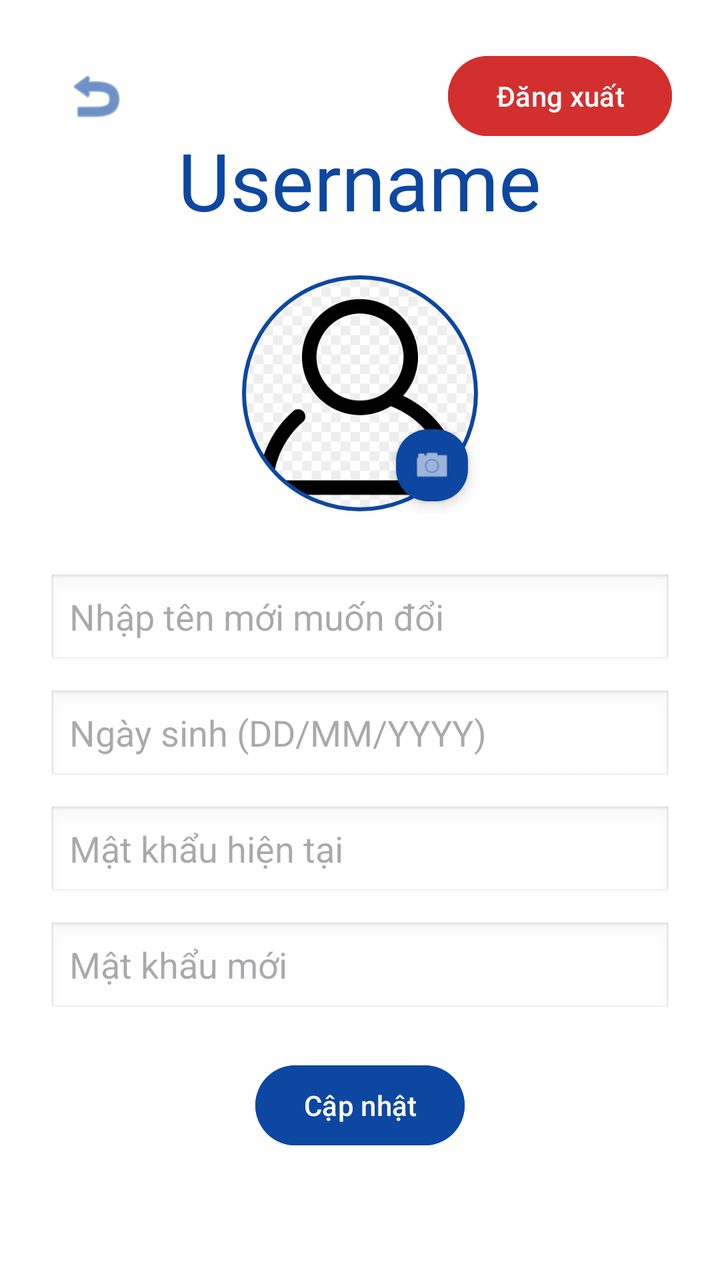
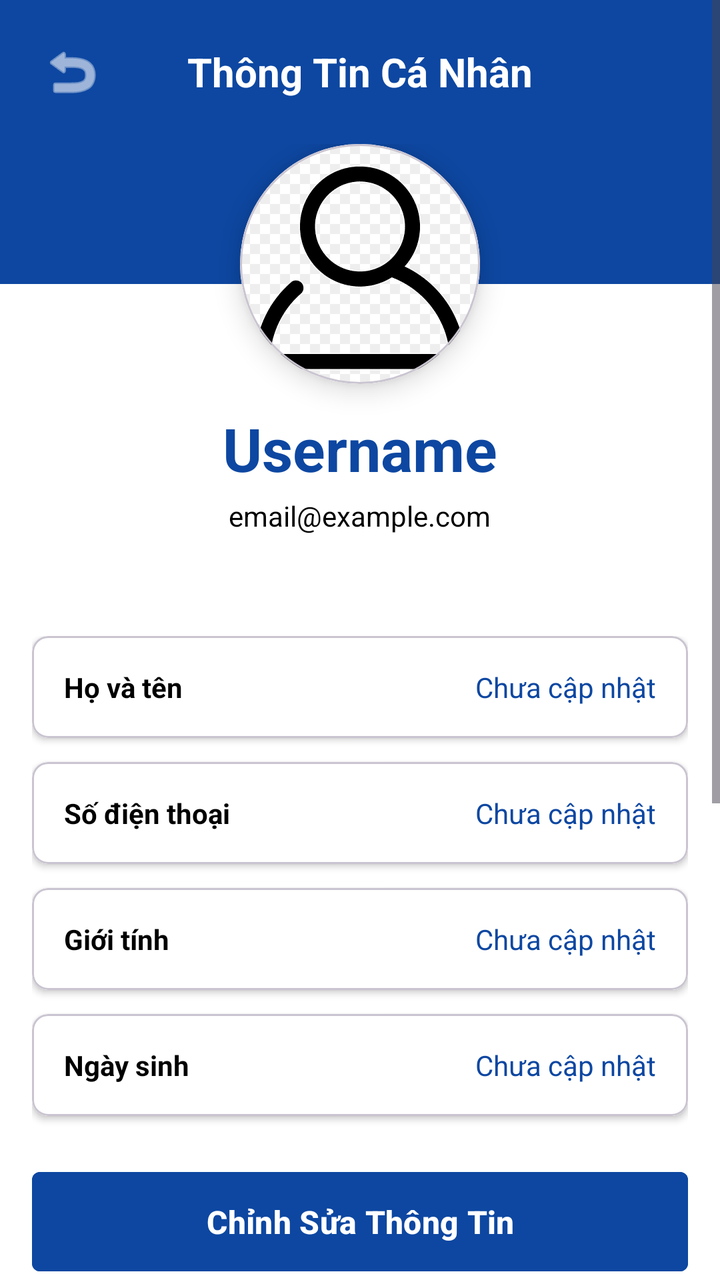

Two renders of the same Android screen: before a commit and after it. Below are the layout's source before the change and the commit's diff.
<!-- AndroidManifest.xml: application theme Theme.VCloset -->
<!-- res/layout/profile.xml -->
<?xml version="1.0" encoding="utf-8"?>
<androidx.constraintlayout.widget.ConstraintLayout
    xmlns:android="http://schemas.android.com/apk/res/android"
    xmlns:app="http://schemas.android.com/apk/res-auto"
    android:layout_width="match_parent"
    android:layout_height="match_parent"
    android:padding="24dp"
    android:background="@color/white">

    <ImageButton
        android:id="@+id/btn_back"
        android:layout_width="48dp"
        android:layout_height="48dp"
        android:background="?attr/selectableItemBackgroundBorderless"
        android:src="@android:drawable/ic_menu_revert"
        android:contentDescription="Back"
        app:layout_constraintStart_toStartOf="parent"
        app:layout_constraintTop_toTopOf="parent"
        app:tint="@color/blue_dark" />

    <Button
        android:id="@+id/btnLogout"
        android:layout_width="wrap_content"
        android:layout_height="wrap_content"
        android:text="Đăng xuất"
        android:backgroundTint="#D32F2F"
        android:textColor="@color/white"
        app:layout_constraintEnd_toEndOf="parent"
        app:layout_constraintTop_toTopOf="parent" />

    <LinearLayout
        android:layout_width="match_parent"
        android:layout_height="wrap_content"
        android:gravity="center"
        android:orientation="vertical"
        app:layout_constraintTop_toTopOf="parent"
        app:layout_constraintBottom_toBottomOf="parent">

        <TextView
            android:id="@+id/txtUsername"
            android:layout_width="wrap_content"
            android:layout_height="wrap_content"
            android:text="Username"
            android:textSize="40sp"
            android:layout_marginBottom="20dp"
            android:textColor="@color/blue_dark"/>

        <FrameLayout
            android:layout_width="wrap_content"
            android:layout_height="wrap_content"
            android:layout_marginBottom="30dp">

            <com.google.android.material.imageview.ShapeableImageView
                android:id="@+id/imgAvatar"
                android:layout_width="120dp"
                android:layout_height="120dp"
                android:padding="2dp"
                android:src="@drawable/img_default_avatar"
                android:scaleType="centerCrop"
                app:strokeColor="@color/blue_dark"
                app:strokeWidth="2dp"
                app:shapeAppearanceOverlay="@style/CircleImageStyle" />

            <com.google.android.material.floatingactionbutton.FloatingActionButton
                android:id="@+id/btnChangeAvatar"
                android:layout_width="wrap_content"
                android:layout_height="wrap_content"
                android:layout_gravity="bottom|end"
                app:fabCustomSize="36dp"
                app:maxImageSize="20dp"
                android:src="@android:drawable/ic_menu_camera"
                app:backgroundTint="@color/blue_dark"
                app:tint="@color/white"
                app:elevation="4dp"
                android:contentDescription="Change Avatar" />

        </FrameLayout>
        <EditText
            android:id="@+id/edtNewUsername"
            android:layout_width="match_parent"
            android:layout_height="wrap_content"
            android:hint="Nhập tên mới muốn đổi"
            android:inputType="textPersonName"
            android:textColor="@color/black"
            android:background="@android:drawable/edit_text"
            android:layout_marginBottom="10dp"/>
        <EditText
            android:id="@+id/edtBirthday"
            android:layout_width="match_parent"
            android:layout_height="wrap_content"
            android:hint="Ngày sinh (DD/MM/YYYY)"
            android:inputType="date"
            android:textColor="@color/black"
            android:background="@android:drawable/edit_text"
            android:layout_marginBottom="10dp"/>

        <EditText
            android:id="@+id/edtCurrentPassword"
            android:layout_width="match_parent"
            android:layout_height="wrap_content"
            android:hint="Mật khẩu hiện tại"
            android:inputType="textPassword"
            android:textColor="@color/black"
            android:background="@android:drawable/edit_text"
            android:layout_marginBottom="10dp"/>

        <EditText
            android:id="@+id/edtNewPassword"
            android:layout_width="match_parent"
            android:layout_height="wrap_content"
            android:hint="Mật khẩu mới"
            android:inputType="textPassword"
            android:textColor="@color/black"
            android:background="@android:drawable/edit_text"
            android:layout_marginBottom="20dp"/>
        <Button
            android:id="@+id/btnUpdateUsername"
            android:layout_width="wrap_content"
            android:layout_height="wrap_content"
            android:text="Cập nhật"
            android:textColor="@color/white"
            android:backgroundTint="@color/blue_dark" />

    </LinearLayout>
</androidx.constraintlayout.widget.ConstraintLayout>
<!-- resources referenced by this layout -->
<resources>
  <color name="black">#FF000000</color>
  <color name="blue_dark">#FF0D47A1</color>
  <color name="white">#FFFFFFFF</color>
  <!-- drawable img_default_avatar: png bitmap (drawable, 3787 bytes) -->
  <style name="CircleImageStyle" parent="">
          <item name="cornerSize">50%</item>
      </style>
  <style name="Theme.VCloset" parent="Base.Theme.VCloset" />
  <style name="Base.Theme.VCloset" parent="Theme.Material3.DayNight.NoActionBar">
          
          
      </style>
</resources>

<!-- the commit's change to res/layout/profile.xml (unified diff, before → after) -->
@@ -1,125 +1,326 @@
 <?xml version="1.0" encoding="utf-8"?>
-<androidx.constraintlayout.widget.ConstraintLayout
-    xmlns:android="http://schemas.android.com/apk/res/android"
+<ScrollView xmlns:android="http://schemas.android.com/apk/res/android"
     xmlns:app="http://schemas.android.com/apk/res-auto"
     android:layout_width="match_parent"
     android:layout_height="match_parent"
-    android:padding="24dp"
-    android:background="@color/white">
-
-    <ImageButton
-        android:id="@+id/btn_back"
-        android:layout_width="48dp"
-        android:layout_height="48dp"
-        android:background="?attr/selectableItemBackgroundBorderless"
-        android:src="@android:drawable/ic_menu_revert"
-        android:contentDescription="Back"
-        app:layout_constraintStart_toStartOf="parent"
-        app:layout_constraintTop_toTopOf="parent"
-        app:tint="@color/blue_dark" />
-
-    <Button
-        android:id="@+id/btnLogout"
-        android:layout_width="wrap_content"
-        android:layout_height="wrap_content"
-        android:text="Đăng xuất"
-        android:backgroundTint="#D32F2F"
-        android:textColor="@color/white"
-        app:layout_constraintEnd_toEndOf="parent"
-        app:layout_constraintTop_toTopOf="parent" />
+    android:background="@color/white"
+    android:fillViewport="true">
 
     <LinearLayout
         android:layout_width="match_parent"
         android:layout_height="wrap_content"
-        android:gravity="center"
-        android:orientation="vertical"
-        app:layout_constraintTop_toTopOf="parent"
-        app:layout_constraintBottom_toBottomOf="parent">
-
-        <TextView
-            android:id="@+id/txtUsername"
-            android:layout_width="wrap_content"
-            android:layout_height="wrap_content"
-            android:text="Username"
-            android:textSize="40sp"
-            android:layout_marginBottom="20dp"
-            android:textColor="@color/blue_dark"/>
-
-        <FrameLayout
-            android:layout_width="wrap_content"
-            android:layout_height="wrap_content"
-            android:layout_marginBottom="30dp">
-
-            <com.google.android.material.imageview.ShapeableImageView
-                android:id="@+id/imgAvatar"
-                android:layout_width="120dp"
-                android:layout_height="120dp"
-                android:padding="2dp"
-                android:src="@drawable/img_default_avatar"
-                android:scaleType="centerCrop"
-                app:strokeColor="@color/blue_dark"
-                app:strokeWidth="2dp"
-                app:shapeAppearanceOverlay="@style/CircleImageStyle" />
-
-            <com.google.android.material.floatingactionbutton.FloatingActionButton
-                android:id="@+id/btnChangeAvatar"
-                android:layout_width="wrap_content"
-                android:layout_height="wrap_content"
-                android:layout_gravity="bottom|end"
-                app:fabCustomSize="36dp"
-                app:maxImageSize="20dp"
-                android:src="@android:drawable/ic_menu_camera"
-                app:backgroundTint="@color/blue_dark"
-                app:tint="@color/white"
-                app:elevation="4dp"
-                android:contentDescription="Change Avatar" />
-
-        </FrameLayout>
-        <EditText
-            android:id="@+id/edtNewUsername"
+        android:orientation="vertical">
+
+        
+        <RelativeLayout
             android:layout_width="match_parent"
             android:layout_height="wrap_content"
-            android:hint="Nhập tên mới muốn đổi"
-            android:inputType="textPersonName"
-            android:textColor="@color/black"
-            android:background="@android:drawable/edit_text"
-            android:layout_marginBottom="10dp"/>
-        <EditText
-            android:id="@+id/edtBirthday"
+            android:padding="16dp"
+            android:background="@color/blue_dark">
+
+            <ImageButton
+                android:id="@+id/btn_back"
+                android:layout_width="40dp"
+                android:layout_height="40dp"
+                android:layout_alignParentLeft="true"
+                android:layout_centerVertical="true"
+                android:background="@android:color/transparent"
+                android:src="@android:drawable/ic_menu_revert"
+                app:tint="@color/white" />
+
+            <TextView
+                android:layout_width="wrap_content"
+                android:layout_height="wrap_content"
+                android:layout_centerInParent="true"
+                android:text="Thông Tin Cá Nhân"
+                android:textColor="@color/white"
+                android:textSize="20sp"
+                android:textStyle="bold" />
+        </RelativeLayout>
+
+        
+        <RelativeLayout
+            android:layout_width="match_parent"
+            android:layout_height="230dp">
+
+            
+            <View
+                android:layout_width="match_parent"
+                android:layout_height="70dp"
+                android:layout_alignParentTop="true"
+                android:background="@color/blue_dark" />
+
+            
+            <View
+                android:layout_width="match_parent"
+                android:layout_height="130dp"
+                android:layout_alignParentBottom="true"
+                android:background="@color/white" />
+
+            
+            <LinearLayout
+                android:layout_width="match_parent"
+                android:layout_height="wrap_content"
+                android:gravity="center"
+                android:orientation="vertical">
+
+                <com.google.android.material.card.MaterialCardView
+                    android:layout_width="120dp"
+                    android:layout_height="120dp"
+                    app:cardCornerRadius="60dp"
+                    app:cardElevation="8dp">
+
+                    <ImageView
+                        android:id="@+id/imgAvatar"
+                        android:layout_width="match_parent"
+                        android:layout_height="match_parent"
+                        android:scaleType="centerCrop"
+                        android:src="@drawable/img_default_avatar" />
+                </com.google.android.material.card.MaterialCardView>
+
+                <TextView
+                    android:id="@+id/tvUsername"
+                    android:layout_width="wrap_content"
+                    android:layout_height="wrap_content"
+                    android:layout_marginTop="12dp"
+                    android:text="Username"
+                    android:textColor="@color/blue_dark"
+                    android:textSize="30sp"
+                    android:textStyle="bold" />
+
+                <TextView
+                    android:id="@+id/tvEmail"
+                    android:layout_width="wrap_content"
+                    android:layout_height="wrap_content"
+                    android:layout_marginTop="4dp"
+                    android:text="email@example.com"
+                    android:textColor="@color/black"
+                    android:textSize="14sp" />
+            </LinearLayout>
+        </RelativeLayout>
+
+        
+        <LinearLayout
             android:layout_width="match_parent"
             android:layout_height="wrap_content"
-            android:hint="Ngày sinh (DD/MM/YYYY)"
-            android:inputType="date"
-            android:textColor="@color/black"
-            android:background="@android:drawable/edit_text"
-            android:layout_marginBottom="10dp"/>
-
-        <EditText
-            android:id="@+id/edtCurrentPassword"
-            android:layout_width="match_parent"
-            android:layout_height="wrap_content"
-            android:hint="Mật khẩu hiện tại"
-            android:inputType="textPassword"
-            android:textColor="@color/black"
-            android:background="@android:drawable/edit_text"
-            android:layout_marginBottom="10dp"/>
-
-        <EditText
-            android:id="@+id/edtNewPassword"
-            android:layout_width="match_parent"
-            android:layout_height="wrap_content"
-            android:hint="Mật khẩu mới"
-            android:inputType="textPassword"
-            android:textColor="@color/black"
-            android:background="@android:drawable/edit_text"
-            android:layout_marginBottom="20dp"/>
-        <Button
-            android:id="@+id/btnUpdateUsername"
-            android:layout_width="wrap_content"
-            android:layout_height="wrap_content"
-            android:text="Cập nhật"
-            android:textColor="@color/white"
-            android:backgroundTint="@color/blue_dark" />
-
+            android:orientation="vertical"
+            android:padding="16dp">
+
+            
+            <com.google.android.material.card.MaterialCardView
+                android:layout_width="match_parent"
+                android:layout_height="wrap_content"
+                android:layout_marginBottom="12dp"
+                app:cardCornerRadius="8dp"
+                app:cardElevation="2dp">
+
+                <LinearLayout
+                    android:layout_width="match_parent"
+                    android:layout_height="wrap_content"
+                    android:orientation="horizontal"
+                    android:padding="16dp"
+                    android:background="@color/white">
+
+                    <TextView
+                        android:layout_width="0dp"
+                        android:layout_height="wrap_content"
+                        android:layout_weight="1"
+                        android:text="Họ và tên"
+                        android:textColor="@color/black"
+                        android:textSize="14sp"
+                        android:textStyle="bold" />
+
+                    <TextView
+                        android:id="@+id/tvFullName"
+                        android:layout_width="wrap_content"
+                        android:layout_height="wrap_content"
+                        android:text="Chưa cập nhật"
+                        android:textColor="@color/blue_dark"
+                        android:textSize="14sp" />
+                </LinearLayout>
+            </com.google.android.material.card.MaterialCardView>
+
+            
+            <com.google.android.material.card.MaterialCardView
+                android:layout_width="match_parent"
+                android:layout_height="wrap_content"
+                android:layout_marginBottom="12dp"
+                app:cardCornerRadius="8dp"
+                app:cardElevation="2dp">
+
+                <LinearLayout
+                    android:layout_width="match_parent"
+                    android:layout_height="wrap_content"
+                    android:orientation="horizontal"
+                    android:padding="16dp"
+                    android:background="@color/white">
+
+                    <TextView
+                        android:layout_width="0dp"
+                        android:layout_height="wrap_content"
+                        android:layout_weight="1"
+                        android:text="Số điện thoại"
+                        android:textColor="@color/black"
+                        android:textSize="14sp"
+                        android:textStyle="bold" />
+
+                    <TextView
+                        android:id="@+id/tvPhoneNumber"
+                        android:layout_width="wrap_content"
+                        android:layout_height="wrap_content"
+                        android:text="Chưa cập nhật"
+                        android:textColor="@color/blue_dark"
+                        android:textSize="14sp" />
+                </LinearLayout>
+            </com.google.android.material.card.MaterialCardView>
+
+            
+            <com.google.android.material.card.MaterialCardView
+                android:layout_width="match_parent"
+                android:layout_height="wrap_content"
+                android:layout_marginBottom="12dp"
+                app:cardCornerRadius="8dp"
+                app:cardElevation="2dp">
+
+                <LinearLayout
+                    android:layout_width="match_parent"
+                    android:layout_height="wrap_content"
+                    android:orientation="horizontal"
+                    android:padding="16dp"
+                    android:background="@color/white">
+
+                    <TextView
+                        android:layout_width="0dp"
+                        android:layout_height="wrap_content"
+                        android:layout_weight="1"
+                        android:text="Giới tính"
+                        android:textColor="@color/black"
+                        android:textSize="14sp"
+                        android:textStyle="bold" />
+
+                    <TextView
+                        android:id="@+id/tvGender"
+                        android:layout_width="wrap_content"
+                        android:layout_height="wrap_content"
+                        android:text="Chưa cập nhật"
+                        android:textColor="@color/blue_dark"
+                        android:textSize="14sp" />
+                </LinearLayout>
+            </com.google.android.material.card.MaterialCardView>
+
+            
+            <com.google.android.material.card.MaterialCardView
+                android:layout_width="match_parent"
+                android:layout_height="wrap_content"
+                android:layout_marginBottom="24dp"
+                app:cardCornerRadius="8dp"
+                app:cardElevation="2dp">
+
+                <LinearLayout
+                    android:layout_width="match_parent"
+                    android:layout_height="wrap_content"
+                    android:orientation="horizontal"
+                    android:padding="16dp"
+                    android:background="@color/white">
+
+                    <TextView
+                        android:layout_width="0dp"
+                        android:layout_height="wrap_content"
+                        android:layout_weight="1"
+                        android:text="Ngày sinh"
+                        android:textColor="@color/black"
+                        android:textSize="14sp"
+                        android:textStyle="bold" />
+
+                    <TextView
+                        android:id="@+id/tvBirthday"
+                        android:layout_width="wrap_content"
+                        android:layout_height="wrap_content"
+                        android:text="Chưa cập nhật"
+                        android:textColor="@color/blue_dark"
+                        android:textSize="14sp" />
+                </LinearLayout>
+            </com.google.android.material.card.MaterialCardView>
+
+            
+            <Button
+                android:id="@+id/btnEditProfile"
+                android:layout_width="match_parent"
+                android:layout_height="wrap_content"
+                android:layout_marginBottom="12dp"
+                android:backgroundTint="@color/blue_dark"
+                android:padding="14dp"
+                android:text="Chỉnh Sửa Thông Tin"
+                android:textColor="@color/white"
+                android:textSize="16sp"
+                android:textStyle="bold"
+                app:cornerRadius="4dp"/>
+            
+            <Button
+                android:id="@+id/btnAddress"
+                android:layout_width="match_parent"
+                android:layout_height="wrap_content"
+                android:layout_marginBottom="12dp"
+                android:backgroundTint="@color/blue_dark"
+                android:padding="14dp"
+                android:text="Địa chỉ"
+                android:textColor="@color/white"
+                android:textSize="16sp"
+                android:textStyle="bold"
+                app:cornerRadius="4dp"/>
+            
+            <Button
+                android:id="@+id/btnOrderHistory"
+                android:layout_width="match_parent"
+                android:layout_height="wrap_content"
+                android:layout_marginBottom="12dp"
+                android:backgroundTint="@color/blue_dark"
+                android:padding="14dp"
+                android:text="Lịch mua hàng"
+                android:textColor="@color/white"
+                android:textSize="16sp"
+                android:textStyle="bold"
+                app:cornerRadius="4dp"/>
+            
+            <Button
+                android:id="@+id/btnWishList"
+                android:layout_width="match_parent"
+                android:layout_height="wrap_content"
+                android:layout_marginBottom="12dp"
+                android:backgroundTint="@color/blue_dark"
+                android:padding="14dp"
+                android:text="Sản phẩm yêu thích"
+                android:textColor="@color/white"
+                android:textSize="16sp"
+                android:textStyle="bold"
+                app:cornerRadius="4dp"/>
+            
+            <Button
+                android:id="@+id/btnChangePassword"
+                android:layout_width="match_parent"
+                android:layout_height="wrap_content"
+                android:layout_marginBottom="12dp"
+                android:backgroundTint="@color/blue_dark"
+                android:padding="14dp"
+                android:text="Đổi Mật Khẩu"
+                android:textColor="@color/white"
+                android:textSize="16sp"
+                android:textStyle="bold"
+                app:cornerRadius="4dp"/>
+
+            
+            <Button
+                android:id="@+id/btnLogout"
+                android:layout_width="match_parent"
+                android:layout_height="wrap_content"
+                android:layout_marginBottom="16dp"
+                android:backgroundTint="#E53935"
+                android:padding="14dp"
+                android:text="Đăng Xuất"
+                android:textColor="@color/white"
+                android:textSize="16sp"
+                android:textStyle="bold"
+                app:cornerRadius="4dp"/>
+        </LinearLayout>
     </LinearLayout>
-</androidx.constraintlayout.widget.ConstraintLayout>
+</ScrollView>
<!-- resource entries referenced after the edit -->
@@ -4,9 +4,6 @@
   <color name="blue_dark">#FF0D47A1</color>
   <color name="white">#FFFFFFFF</color>
   <!-- drawable img_default_avatar: png bitmap (drawable, 3787 bytes) -->
-  <style name="CircleImageStyle" parent="">
-          <item name="cornerSize">50%</item>
-      </style>
   <style name="Theme.VCloset" parent="Base.Theme.VCloset" />
   <style name="Base.Theme.VCloset" parent="Theme.Material3.DayNight.NoActionBar">
           
